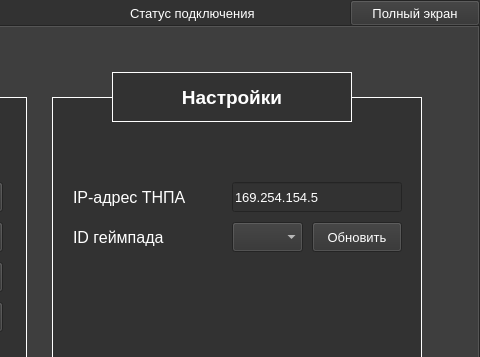
Above: src/MainWindow/MainWindow.ui from PolarStarWalker/PolarUV-client before the change; both pictures show x 920 to 1400 and y 0 to 357 of the 1400 by 750 pixel window. Below: the same form after it.
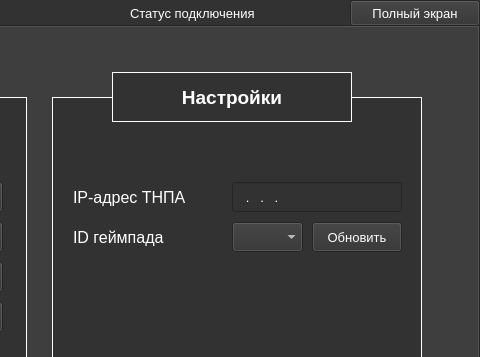
That is the form after the change. Icons and pictures are not drawn.

Commit message: Маска айпи и сохранение настроек инверсии

```diff
--- a/src/MainWindow/MainWindow.ui
+++ b/src/MainWindow/MainWindow.ui
@@ -3585,8 +3585,11 @@
           <height>30</height>
          </rect>
         </property>
+        <property name="inputMask">
+         <string>000.000.000.000</string>
+        </property>
         <property name="text">
-         <string>169.254.154.5</string>
+         <string>...</string>
         </property>
         <property name="frame">
          <bool>true</bool>
```
The commit also changes 2 other files.
